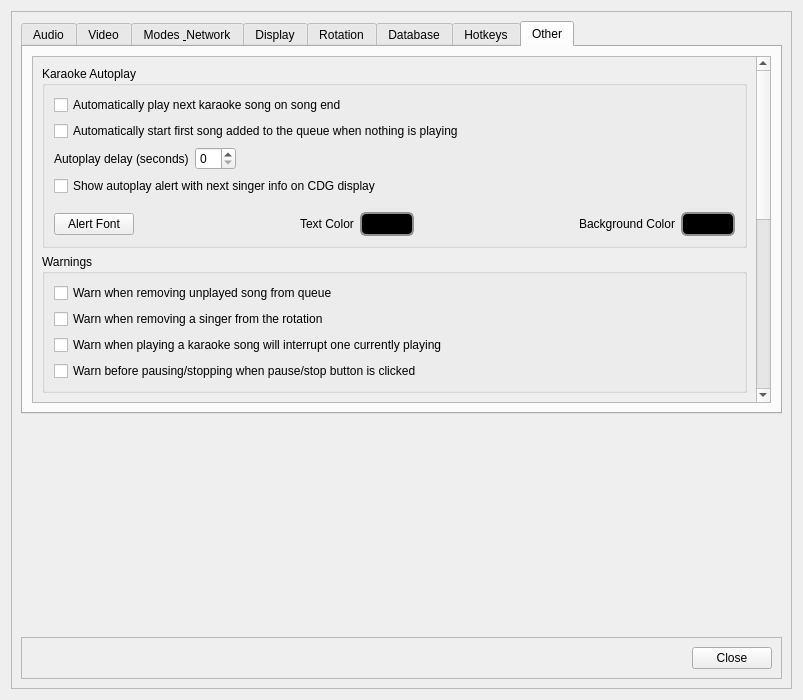
The window that src/dlgsettings.ui (gtachibana/OpenKJ) describes before a commit, drawn with Qt 5.
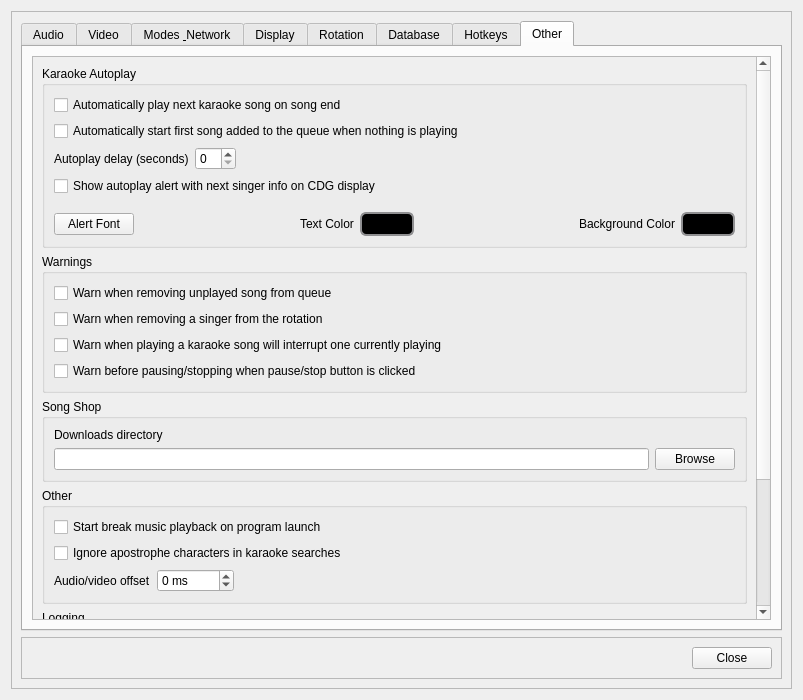
The same window after the commit. Icons and pictures are not drawn.

Commit message:
fix(settings): let the settings dialog fill the space it is given
An expanding vertical spacer sat between the main tab widget and the
Close button, so every pixel gained by enlarging the dialog went into a
blank gap instead of the tabs. Drop the spacer and mark the tab widget
as vertically expanding.

```diff
--- a/src/dlgsettings.ui
+++ b/src/dlgsettings.ui
@@ -34,7 +34,7 @@
         <item>
          <widget class="QTabWidget" name="tabWidgetMain">
           <property name="sizePolicy">
-           <sizepolicy hsizetype="Expanding" vsizetype="Preferred">
+           <sizepolicy hsizetype="Expanding" vsizetype="Expanding">
             <horstretch>0</horstretch>
             <verstretch>0</verstretch>
            </sizepolicy>
@@ -2044,19 +2044,6 @@
           </widget>
          </widget>
         </item>
-        <item>
-         <spacer name="verticalSpacer_2">
-          <property name="orientation">
-           <enum>Qt::Vertical</enum>
-          </property>
-          <property name="sizeHint" stdset="0">
-           <size>
-            <width>20</width>
-            <height>40</height>
-           </size>
-          </property>
-         </spacer>
-        </item>
         <item>
          <widget class="QFrame" name="frame_5">
           <property name="frameShape">
```
